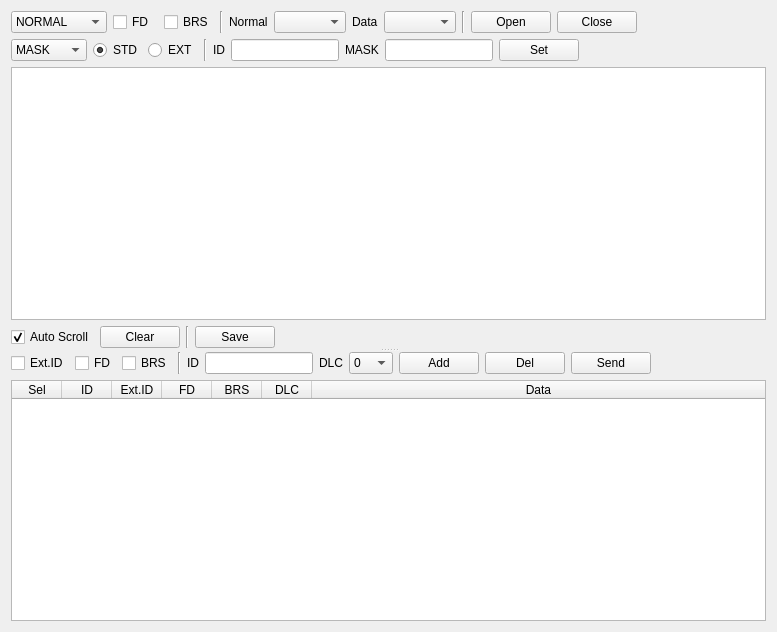
This is software/fdcan-gui/ui/ui_can.ui in chcbaram/stm32g4-fdcan as Qt 5 draws it before an edit. The edited form follows.
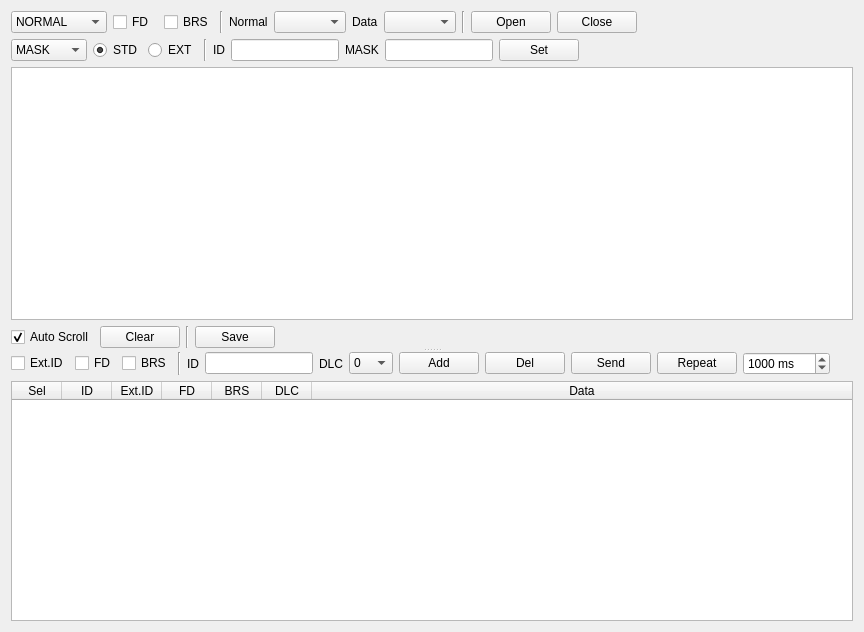
This is the edited form.

Commit message: Repeat 버튼 추가 - 설정한 시간 간격으로 반복해서 Send를 실행

What changed in the file:
```diff
--- a/software/fdcan-gui/ui/ui_can.ui
+++ b/software/fdcan-gui/ui/ui_can.ui
@@ -6,7 +6,7 @@
    <rect>
     <x>0</x>
     <y>0</y>
-    <width>777</width>
+    <width>864</width>
     <height>632</height>
    </rect>
   </property>
@@ -556,6 +556,38 @@
            </property>
           </widget>
          </item>
+         <item>
+          <widget class="QPushButton" name="btn_repeat">
+           <property name="styleSheet">
+            <string notr="true"/>
+           </property>
+           <property name="text">
+            <string>Repeat</string>
+           </property>
+          </widget>
+         </item>
+         <item>
+          <widget class="QSpinBox" name="repeat_ms">
+           <property name="enabled">
+            <bool>true</bool>
+           </property>
+           <property name="suffix">
+            <string> ms</string>
+           </property>
+           <property name="minimum">
+            <number>100</number>
+           </property>
+           <property name="maximum">
+            <number>1000000</number>
+           </property>
+           <property name="singleStep">
+            <number>100</number>
+           </property>
+           <property name="value">
+            <number>1000</number>
+           </property>
+          </widget>
+         </item>
          <item>
           <spacer name="horizontalSpacer_2">
            <property name="orientation">
```
Left out of the diff: 3 changed lines with no effect on the pictures. The commit also changes 3 other files.
